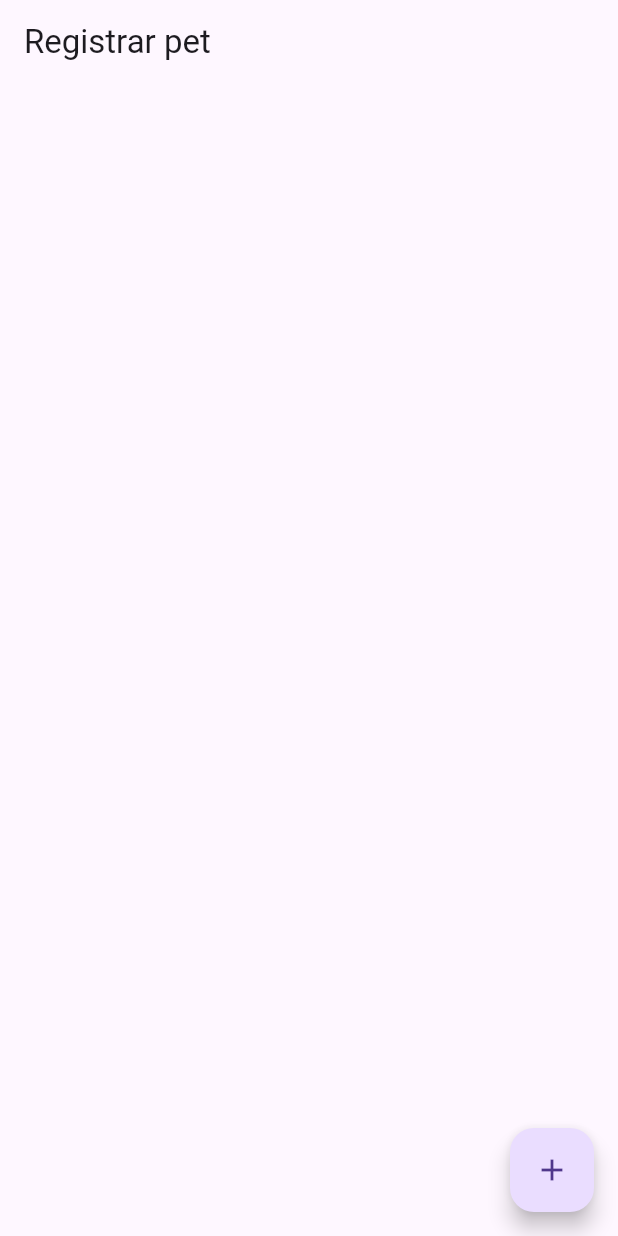
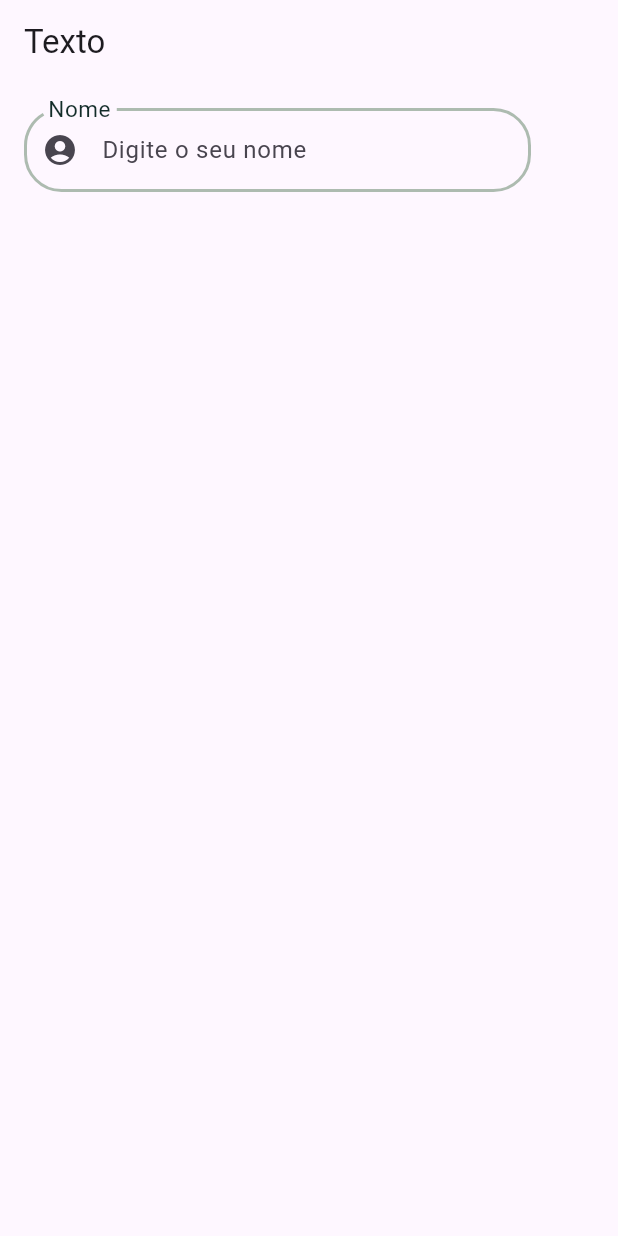
Before and after one commit to AthosGustavo/find-pet, a Flutter app: the screen it shows after launch, on a phone screen of 412 x 824 dp. Run offline on Flutter 3.47's test engine with Material 3 defaults, Android fonts, the phone set to English and light mode, and no system bars; our stand-ins replace image_picker.

Commit message:
Início da construção da tela de login

```diff
--- a/lib/main.dart
+++ b/lib/main.dart
@@ -1,4 +1,5 @@
 import 'package:find_pet/screens/initial_screen.dart';
+import 'package:find_pet/screens/login_screen.dart';
 import 'package:flutter/material.dart';
 
 void main() {
@@ -14,7 +15,7 @@ class MyApp extends StatelessWidget {
     return MaterialApp(
       //theme: ThemeData.dark(),
       home: Scaffold(
-        body: InitialScreen(),
+        body: LoginScreen(),
       ),
     );
   }
--- /dev/null
+++ b/lib/screens/login_screen.dart
@@ -0,0 +1,61 @@
+import 'package:flutter/material.dart';
+
+class LoginScreen extends StatefulWidget {
+  const LoginScreen({Key? key}) : super(key: key);
+
+  @override
+  _LoginScreenState createState() => _LoginScreenState();
+}
+
+class _LoginScreenState extends State<LoginScreen> {
+  @override
+  Widget build(BuildContext context) {
+    return Scaffold(
+      appBar: AppBar(
+        title: const Text('Texto'),
+      ),
+      body: Container(
+        width:370,
+        padding: EdgeInsets.all(16.0),
+        child: Form(
+
+          child: ListView(
+
+            children: [
+              TextFormField(
+
+                style: TextStyle(
+                  fontSize: 16,
+                  fontWeight: FontWeight.w400
+                  ),
+                decoration:InputDecoration(
+
+                  enabledBorder: OutlineInputBorder(
+                    borderSide: BorderSide(color: Color(int.parse('0xFFADBBB0')), width: 2),
+                    borderRadius: BorderRadius.circular(25),
+                  ),
+                  focusedBorder: OutlineInputBorder(
+                    borderSide: BorderSide(color: Color(int.parse('0xFF7C8A7F')), width: 2),
+                    borderRadius: BorderRadius.circular(25),
+                  ),
+
+                  labelText: 'Nome',
+                  labelStyle: TextStyle(
+                    fontSize: 20,
+                    fontWeight: FontWeight.w400,
+                    color: Color(int.parse('0xFF132C29'))
+                  ),
+                  hintText: 'Digite o seu nome',
+                  prefixIcon: Icon(Icons.account_circle_rounded),
+                  floatingLabelBehavior: FloatingLabelBehavior.always
+                )
+              )
+
+            ],
+          ),
+        ),
+      ),
+    );
+  }
+
+}
```
Also changed, not shown: lib/componentes/card_registro.dart (+5 -5 lines).
